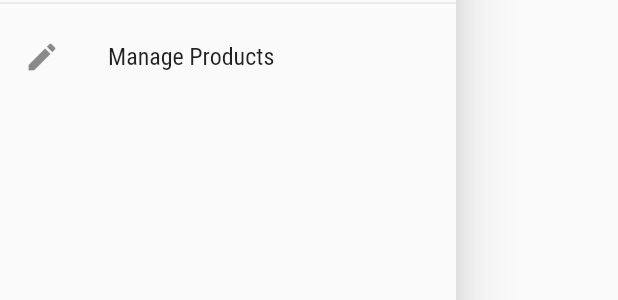
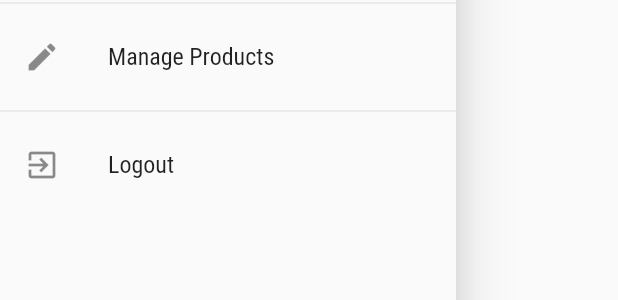
Before and after one commit to sannabakr/myshop, a Flutter app: the AppDrawer widget shown alone on an empty page, opened directly, on a phone screen of 412 x 824 dp. Shown: the part 309-609 px from the top of the screen. Run offline on Flutter 3.47's test engine with Material 2 defaults, Android fonts, the phone set to English and light mode, and no system bars; network calls fail.

Commit message:
auto logout fixed

```diff
--- a/lib/main.dart
+++ b/lib/main.dart
@@ -36,7 +36,7 @@ class MyApp extends StatelessWidget {
         ChangeNotifierProxyProvider<Auth, Orders>(
           create: (ctx) => Orders(),
           update: (_, auth, previousOrders) =>
-              previousOrders!..update(auth.token, previousOrders.orders,),
+              previousOrders!..update(auth.token, previousOrders.orders,auth.userId,),
         ),
       ],
       child: Consumer<Auth>(
--- a/lib/providers/orders.dart
+++ b/lib/providers/orders.dart
@@ -1,7 +1,5 @@
 import 'dart:convert';
 import 'package:flutter/material.dart';
-import 'package:my_shop/widgets/order_item.dart';
-import 'package:provider/provider.dart';
 import 'package:http/http.dart' as http;
 import 'cart.dart';
 
--- a/lib/widgets/app_drawer.dart
+++ b/lib/widgets/app_drawer.dart
@@ -1,7 +1,9 @@
 import 'package:flutter/material.dart';
+import 'package:provider/provider.dart';
 import '../screens/orders_screen.dart';
 import '../screens/user_products_screen.dart';
 import '../screens/products_overview_screen.dart';
+import '../providers/auth.dart';
 
 class AppDrawer extends StatelessWidget {
   const AppDrawer({Key? key}) : super(key: key);
@@ -39,6 +41,15 @@ class AppDrawer extends StatelessWidget {
               Navigator.of(context).pushReplacementNamed(UserProductsScreen.routeName);
             },
           ),
+           Divider(),
+          ListTile(
+            leading: Icon(Icons.exit_to_app),
+            title: Text('Logout'),
+            onTap: () {
+              Navigator.of(context).pop();
+             Provider.of<Auth>(context,listen: false,).logOut();
+            },
+          ),
         ],
       ),
     );
```
Also changed, not shown: lib/providers/auth.dart (+23 -2 lines).
